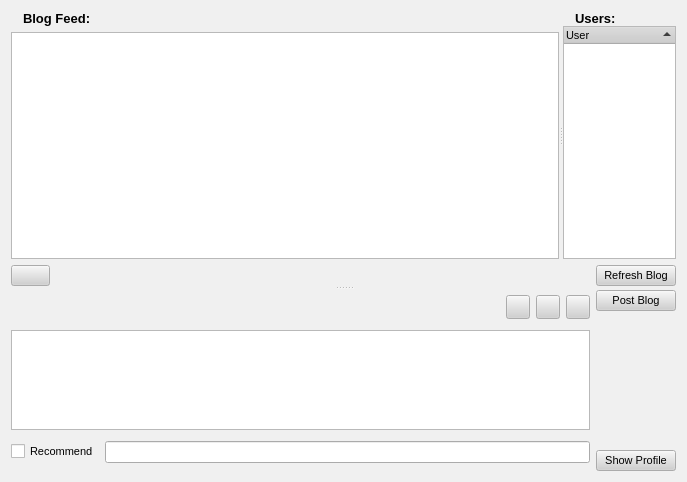
Before: the Qt Designer form retroshare-gui/src/gui/BlogDialog.ui in RetroShare/RetroShare, drawn with Qt 5.
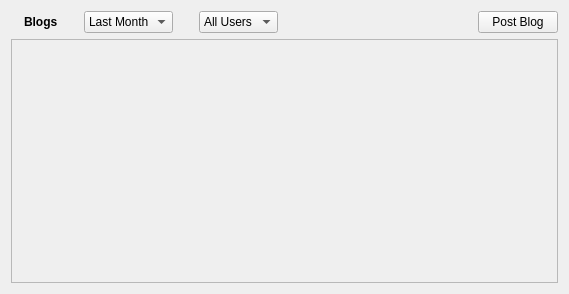
After: the same form once the commit is applied. Icons and pictures are not drawn.

Commit message: * Addition of NewsFeed, ChannelFeed and BlogFeed.  * Added new GUI NewsFeed elements to display information (gui/feeds/*)  * modifications to RS interfaces to support NewsFeeds.

The edit to the form file:
```diff
--- a/retroshare-gui/src/gui/BlogDialog.ui
+++ b/retroshare-gui/src/gui/BlogDialog.ui
@@ -5,1071 +5,162 @@
    <rect>
     <x>0</x>
     <y>0</y>
-    <width>687</width>
-    <height>482</height>
+    <width>569</width>
+    <height>294</height>
    </rect>
   </property>
-  <property name="sizePolicy" >
-   <sizepolicy vsizetype="Expanding" hsizetype="Preferred" >
-    <horstretch>0</horstretch>
-    <verstretch>0</verstretch>
-   </sizepolicy>
-  </property>
-  <property name="palette" >
-   <palette>
-    <active>
-     <colorrole role="WindowText" >
-      <brush brushstyle="SolidPattern" >
-       <color alpha="255" >
-        <red>0</red>
-        <green>0</green>
-        <blue>0</blue>
-       </color>
-      </brush>
-     </colorrole>
-     <colorrole role="Button" >
-      <brush brushstyle="SolidPattern" >
-       <color alpha="255" >
-        <red>208</red>
-        <green>208</green>
-        <blue>208</blue>
-       </color>
-      </brush>
-     </colorrole>
-     <colorrole role="Light" >
-      <brush brushstyle="SolidPattern" >
-       <color alpha="255" >
-        <red>255</red>
-        <green>255</green>
-        <blue>255</blue>
-       </color>
-      </brush>
-     </colorrole>
-     <colorrole role="Midlight" >
-      <brush brushstyle="SolidPattern" >
-       <color alpha="255" >
-        <red>247</red>
-        <green>247</green>
-        <blue>247</blue>
-       </color>
-      </brush>
-     </colorrole>
-     <colorrole role="Dark" >
-      <brush brushstyle="SolidPattern" >
-       <color alpha="255" >
-        <red>104</red>
-        <green>104</green>
-        <blue>104</blue>
-       </color>
-      </brush>
-     </colorrole>
-     <colorrole role="Mid" >
-      <brush brushstyle="SolidPattern" >
-       <color alpha="255" >
-        <red>139</red>
-        <green>139</green>
-        <blue>139</blue>
-       </color>
-      </brush>
-     </colorrole>
-     <colorrole role="Text" >
-      <brush brushstyle="SolidPattern" >
-       <color alpha="255" >
-        <red>0</red>
-        <green>0</green>
-        <blue>0</blue>
-       </color>
-      </brush>
-     </colorrole>
-     <colorrole role="BrightText" >
-      <brush brushstyle="SolidPattern" >
-       <color alpha="255" >
-        <red>255</red>
-        <green>255</green>
-        <blue>255</blue>
-       </color>
-      </brush>
-     </colorrole>
-     <colorrole role="ButtonText" >
-      <brush brushstyle="SolidPattern" >
-       <color alpha="255" >
-        <red>0</red>
-        <green>0</green>
-        <blue>0</blue>
-       </color>
-      </brush>
-     </colorrole>
-     <colorrole role="Base" >
-      <brush brushstyle="SolidPattern" >
-       <color alpha="255" >
-        <red>255</red>
-        <green>255</green>
-        <blue>255</blue>
-       </color>
-      </brush>
-     </colorrole>
-     <colorrole role="Window" >
-      <brush brushstyle="SolidPattern" >
-       <color alpha="255" >
-        <red>240</red>
-        <green>240</green>
-        <blue>240</blue>
-       </color>
-      </brush>
-     </colorrole>
-     <colorrole role="Shadow" >
-      <brush brushstyle="SolidPattern" >
-       <color alpha="255" >
-        <red>0</red>
-        <green>0</green>
-        <blue>0</blue>
-       </color>
-      </brush>
-     </colorrole>
-     <colorrole role="Highlight" >
-      <brush brushstyle="SolidPattern" >
-       <color alpha="255" >
-        <red>0</red>
-        <green>0</green>
-        <blue>128</blue>
-       </color>
-      </brush>
-     </colorrole>
-     <colorrole role="HighlightedText" >
-      <brush brushstyle="SolidPattern" >
-       <color alpha="255" >
-        <red>255</red>
-        <green>255</green>
-        <blue>255</blue>
-       </color>
-      </brush>
-     </colorrole>
-     <colorrole role="Link" >
-      <brush brushstyle="SolidPattern" >
-       <color alpha="255" >
-        <red>0</red>
-        <green>0</green>
-        <blue>255</blue>
-       </color>
-      </brush>
-     </colorrole>
-     <colorrole role="LinkVisited" >
-      <brush brushstyle="SolidPattern" >
-       <color alpha="255" >
-        <red>255</red>
-        <green>0</green>
-        <blue>255</blue>
-       </color>
-      </brush>
-     </colorrole>
-     <colorrole role="AlternateBase" >
-      <brush brushstyle="SolidPattern" >
-       <color alpha="255" >
-        <red>231</red>
-        <green>231</green>
-        <blue>231</blue>
-       </color>
-      </brush>
-     </colorrole>
-    </active>
-    <inactive>
-     <colorrole role="WindowText" >
-      <brush brushstyle="SolidPattern" >
-       <color alpha="255" >
-        <red>0</red>
-        <green>0</green>
-        <blue>0</blue>
-       </color>
-      </brush>
-     </colorrole>
-     <colorrole role="Button" >
-      <brush brushstyle="SolidPattern" >
-       <color alpha="255" >
-        <red>208</red>
-        <green>208</green>
-        <blue>208</blue>
-       </color>
-      </brush>
-     </colorrole>
-     <colorrole role="Light" >
-      <brush brushstyle="SolidPattern" >
-       <color alpha="255" >
-        <red>255</red>
-        <green>255</green>
-        <blue>255</blue>
-       </color>
-      </brush>
-     </colorrole>
-     <colorrole role="Midlight" >
-      <brush brushstyle="SolidPattern" >
-       <color alpha="255" >
-        <red>247</red>
-        <green>247</green>
-        <blue>247</blue>
-       </color>
-      </brush>
-     </colorrole>
-     <colorrole role="Dark" >
-      <brush brushstyle="SolidPattern" >
-       <color alpha="255" >
-        <red>104</red>
-        <green>104</green>
-        <blue>104</blue>
-       </color>
-      </brush>
-     </colorrole>
-     <colorrole role="Mid" >
-      <brush brushstyle="SolidPattern" >
-       <color alpha="255" >
-        <red>139</red>
-        <green>139</green>
-        <blue>139</blue>
-       </color>
-      </brush>
-     </colorrole>
-     <colorrole role="Text" >
-      <brush brushstyle="SolidPattern" >
-       <color alpha="255" >
-        <red>0</red>
-        <green>0</green>
-        <blue>0</blue>
-       </color>
-      </brush>
-     </colorrole>
-     <colorrole role="BrightText" >
-      <brush brushstyle="SolidPattern" >
-       <color alpha="255" >
-        <red>255</red>
-        <green>255</green>
-        <blue>255</blue>
-       </color>
-      </brush>
-     </colorrole>
-     <colorrole role="ButtonText" >
-      <brush brushstyle="SolidPattern" >
-       <color alpha="255" >
-        <red>0</red>
-        <green>0</green>
-        <blue>0</blue>
-       </color>
-      </brush>
-     </colorrole>
-     <colorrole role="Base" >
-      <brush brushstyle="SolidPattern" >
-       <color alpha="255" >
-        <red>255</red>
-        <green>255</green>
-        <blue>255</blue>
-       </color>
-      </brush>
-     </colorrole>
-     <colorrole role="Window" >
-      <brush brushstyle="SolidPattern" >
-       <color alpha="255" >
-        <red>240</red>
-        <green>240</green>
-        <blue>240</blue>
-       </color>
-      </brush>
-     </colorrole>
-     <colorrole role="Shadow" >
-      <brush brushstyle="SolidPattern" >
-       <color alpha="255" >
-        <red>0</red>
-        <green>0</green>
-        <blue>0</blue>
-       </color>
-      </brush>
-     </colorrole>
-     <colorrole role="Highlight" >
-      <brush brushstyle="SolidPattern" >
-       <color alpha="255" >
-        <red>192</red>
-        <green>192</green>
-        <blue>192</blue>
-       </color>
-      </brush>
-     </colorrole>
-     <colorrole role="HighlightedText" >
-      <brush brushstyle="SolidPattern" >
-       <color alpha="255" >
-        <red>0</red>
-        <green>0</green>
-        <blue>0</blue>
-       </color>
-      </brush>
-     </colorrole>
-     <colorrole role="Link" >
-      <brush brushstyle="SolidPattern" >
-       <color alpha="255" >
-        <red>0</red>
-        <green>0</green>
-        <blue>255</blue>
-       </color>
-      </brush>
-     </colorrole>
-     <colorrole role="LinkVisited" >
-      <brush brushstyle="SolidPattern" >
-       <color alpha="255" >
-        <red>255</red>
-        <green>0</green>
-        <blue>255</blue>
-       </color>
-      </brush>
-     </colorrole>
-     <colorrole role="AlternateBase" >
-      <brush brushstyle="SolidPattern" >
-       <color alpha="255" >
-        <red>231</red>
-        <green>231</green>
-        <blue>231</blue>
-       </color>
-      </brush>
-     </colorrole>
-    </inactive>
-    <disabled>
-     <colorrole role="WindowText" >
-      <brush brushstyle="SolidPattern" >
-       <color alpha="255" >
-        <red>104</red>
-        <green>104</green>
-        <blue>104</blue>
-       </color>
-      </brush>
-     </colorrole>
-     <colorrole role="Button" >
-      <brush brushstyle="SolidPattern" >
-       <color alpha="255" >
-        <red>208</red>
-        <green>208</green>
-        <blue>208</blue>
-       </color>
-      </brush>
-     </colorrole>
-     <colorrole role="Light" >
-      <brush brushstyle="SolidPattern" >
-       <color alpha="255" >
-        <red>255</red>
-        <green>255</green>
-        <blue>255</blue>
-       </color>
-      </brush>
-     </colorrole>
-     <colorrole role="Midlight" >
-      <brush brushstyle="SolidPattern" >
-       <color alpha="255" >
-        <red>247</red>
-        <green>247</green>
-        <blue>247</blue>
-       </color>
-      </brush>
-     </colorrole>
-     <colorrole role="Dark" >
-      <brush brushstyle="SolidPattern" >
-       <color alpha="255" >
-        <red>104</red>
-        <green>104</green>
-        <blue>104</blue>
-       </color>
-      </brush>
-     </colorrole>
-     <colorrole role="Mid" >
-      <brush brushstyle="SolidPattern" >
-       <color alpha="255" >
-        <red>139</red>
-        <green>139</green>
-        <blue>139</blue>
-       </color>
-      </brush>
-     </colorrole>
-     <colorrole role="Text" >
-      <brush brushstyle="SolidPattern" >
-       <color alpha="255" >
-        <red>104</red>
-        <green>104</green>
-        <blue>104</blue>
-       </color>
-      </brush>
-     </colorrole>
-     <colorrole role="BrightText" >
-      <brush brushstyle="SolidPattern" >
-       <color alpha="255" >
-        <red>255</red>
-        <green>255</green>
-        <blue>255</blue>
-       </color>
-      </brush>
-     </colorrole>
-     <colorrole role="ButtonText" >
-      <brush brushstyle="SolidPattern" >
-       <color alpha="255" >
-        <red>104</red>
-        <green>104</green>
-        <blue>104</blue>
-       </color>
-      </brush>
-     </colorrole>
-     <colorrole role="Base" >
-      <brush brushstyle="SolidPattern" >
-       <color alpha="255" >
-        <red>240</red>
-        <green>240</green>
-        <blue>240</blue>
-       </color>
-      </brush>
-     </colorrole>
-     <colorrole role="Window" >
-      <brush brushstyle="SolidPattern" >
-       <color alpha="255" >
-        <red>240</red>
-        <green>240</green>
-        <blue>240</blue>
-       </color>
-      </brush>
-     </colorrole>
-     <colorrole role="Shadow" >
-      <brush brushstyle="SolidPattern" >
-       <color alpha="255" >
-        <red>0</red>
-        <green>0</green>
-        <blue>0</blue>
-       </color>
-      </brush>
-     </colorrole>
-     <colorrole role="Highlight" >
-      <brush brushstyle="SolidPattern" >
-       <color alpha="255" >
-        <red>0</red>
-        <green>0</green>
-        <blue>128</blue>
-       </color>
-      </brush>
-     </colorrole>
-     <colorrole role="HighlightedText" >
-      <brush brushstyle="SolidPattern" >
-       <color alpha="255" >
-        <red>255</red>
-        <green>255</green>
-        <blue>255</blue>
-       </color>
-      </brush>
-     </colorrole>
-     <colorrole role="Link" >
-      <brush brushstyle="SolidPattern" >
-       <color alpha="255" >
-        <red>0</red>
-        <green>0</green>
-        <blue>255</blue>
-       </color>
-      </brush>
-     </colorrole>
-     <colorrole role="LinkVisited" >
-      <brush brushstyle="SolidPattern" >
-       <color alpha="255" >
-        <red>255</red>
-        <green>0</green>
-        <blue>255</blue>
-       </color>
-      </brush>
-     </colorrole>
-     <colorrole role="AlternateBase" >
-      <brush brushstyle="SolidPattern" >
-       <color alpha="255" >
-        <red>231</red>
-        <green>231</green>
-        <blue>231</blue>
-       </color>
-      </brush>
-     </colorrole>
-    </disabled>
-   </palette>
-  </property>
-  <property name="font" >
-   <font>
-    <family>Arial</family>
-    <pointsize>8</pointsize>
-    <weight>50</weight>
-    <italic>false</italic>
-    <bold>false</bold>
-    <underline>false</underline>
-    <strikeout>false</strikeout>
-   </font>
-  </property>
-  <property name="contextMenuPolicy" >
-   <enum>Qt::NoContextMenu</enum>
-  </property>
   <property name="windowTitle" >
    <string/>
   </property>
-  <property name="windowIcon" >
-   <iconset/>
-  </property>
-  <layout class="QGridLayout" >
-   <item row="0" column="0" >
-    <widget class="QSplitter" name="splitter_2" >
-     <property name="orientation" >
-      <enum>Qt::Vertical</enum>
-     </property>
-     <widget class="QWidget" name="" >
-      <layout class="QVBoxLayout" >
+  <layout class="QVBoxLayout" >
+   <item>
+    <layout class="QHBoxLayout" >
+     <item>
+      <widget class="QLabel" name="label" >
+       <property name="font" >
+        <font>
+         <weight>75</weight>
+         <bold>true</bold>
+        </font>
+       </property>
+       <property name="text" >
+        <string/>
+       </property>
+       <property name="pixmap" >
+        <pixmap resource="images.qrc" >:/images/message-mail.png</pixmap>
+       </property>
+      </widget>
+     </item>
+     <item>
+      <widget class="QLabel" name="label_2" >
+       <property name="font" >
+        <font>
+         <weight>75</weight>
+         <bold>true</bold>
+        </font>
+       </property>
+       <property name="text" >
+        <string>Blogs</string>
+       </property>
+      </widget>
+     </item>
+     <item>
+      <spacer>
+       <property name="orientation" >
+        <enum>Qt::Horizontal</enum>
+       </property>
+       <property name="sizeType" >
+        <enum>QSizePolicy::Preferred</enum>
+       </property>
+       <property name="sizeHint" >
+        <size>
+         <width>20</width>
+         <height>20</height>
+        </size>
+       </property>
+      </spacer>
+     </item>
+     <item>
+      <widget class="QComboBox" name="periodComboBox" >
        <item>
-        <widget class="QSplitter" name="splitter" >
-         <property name="orientation" >
-          <enum>Qt::Horizontal</enum>
-         </property>
-         <widget class="QWidget" name="" >
-          <layout class="QVBoxLayout" >
-           <item>
-            <layout class="QGridLayout" >
-             <property name="leftMargin" >
-              <number>0</number>
-             </property>
-             <property name="topMargin" >
-              <number>0</number>
-             </property>
-             <property name="rightMargin" >
-              <number>0</number>
-             </property>
-             <property name="bottomMargin" >
-              <number>0</number>
-             </property>
-             <property name="horizontalSpacing" >
-              <number>6</number>
-             </property>
-             <property name="verticalSpacing" >
-              <number>6</number>
-             </property>
-             <item row="0" column="0" >
-              <layout class="QGridLayout" >
-               <property name="leftMargin" >
-                <number>0</number>
-               </property>
-               <property name="topMargin" >
-                <number>0</number>
-               </property>
-               <property name="rightMargin" >
-                <number>0</number>
-               </property>
-               <property name="bottomMargin" >
-                <number>0</number>
-               </property>
-               <property name="horizontalSpacing" >
-                <number>6</number>
-               </property>
-               <property name="verticalSpacing" >
-                <number>6</number>
-               </property>
-               <item row="0" column="0" >
-                <widget class="QLabel" name="label" >
-                 <property name="sizeIncrement" >
-                  <size>
-                   <width>0</width>
-                   <height>0</height>
-                  </size>
-                 </property>
-                 <property name="text" >
-                  <string/>
-                 </property>
-                 <property name="pixmap" >
-                  <pixmap resource="images.qrc" >:/images/chat.png</pixmap>
-                 </property>
-                </widget>
-               </item>
-               <item row="0" column="1" >
-                <widget class="QLabel" name="label_12" >
-                 <property name="sizePolicy" >
-                  <sizepolicy vsizetype="Fixed" hsizetype="Expanding" >
-                   <horstretch>0</horstretch>
-                   <verstretch>0</verstretch>
-                  </sizepolicy>
-                 </property>
-                 <property name="sizeIncrement" >
-                  <size>
-                   <width>0</width>
-                   <height>0</height>
-                  </size>
-                 </property>
-                 <property name="font" >
-                  <font>
-                   <pointsize>10</pointsize>
-                   <weight>75</weight>
-                   <bold>true</bold>
-                  </font>
-                 </property>
-                 <property name="text" >
-                  <string>Blog Feed:</string>
-                 </property>
-                </widget>
-               </item>
-              </layout>
-             </item>
-             <item row="0" column="1" >
-              <spacer>
-               <property name="sizeIncrement" >
-                <size>
-                 <width>0</width>
-                 <height>0</height>
-                </size>
-               </property>
-               <property name="orientation" >
-                <enum>Qt::Horizontal</enum>
-               </property>
-               <property name="sizeHint" >
-                <size>
-                 <width>360</width>
-                 <height>16</height>
-                </size>
-               </property>
-              </spacer>
-             </item>
-            </layout>
-           </item>
-           <item>
-            <widget class="QTextBrowser" name="blogText" >
-             <property name="sizePolicy" >
-              <sizepolicy vsizetype="Expanding" hsizetype="Expanding" >
-               <horstretch>0</horstretch>
-               <verstretch>0</verstretch>
-              </sizepolicy>
-             </property>
-             <property name="sizeIncrement" >
-              <size>
-               <width>0</width>
-               <height>0</height>
-              </size>
-             </property>
-             <property name="contextMenuPolicy" >
-              <enum>Qt::CustomContextMenu</enum>
-             </property>
-             <property name="undoRedoEnabled" >
-              <bool>false</bool>
-             </property>
-             <property name="readOnly" >
-              <bool>true</bool>
-             </property>
-            </widget>
-           </item>
-          </layout>
-         </widget>
-         <widget class="QWidget" name="" >
-          <layout class="QGridLayout" >
-           <property name="leftMargin" >
-            <number>0</number>
-           </property>
-           <property name="topMargin" >
-            <number>0</number>
-           </property>
-           <property name="rightMargin" >
-            <number>0</number>
-           </property>
-           <property name="bottomMargin" >
-            <number>0</number>
-           </property>
-           <property name="horizontalSpacing" >
-            <number>0</number>
-           </property>
-           <property name="verticalSpacing" >
-            <number>0</number>
-           </property>
-           <item row="0" column="0" >
-            <layout class="QGridLayout" >
-             <property name="leftMargin" >
-              <number>0</number>
-             </property>
-             <property name="topMargin" >
-              <number>0</number>
-             </property>
-             <property name="rightMargin" >
-              <number>0</number>
-             </property>
-             <property name="bottomMargin" >
-              <number>0</number>
-             </property>
-             <property name="horizontalSpacing" >
-              <number>6</number>
-             </property>
-             <property name="verticalSpacing" >
-              <number>6</number>
-             </property>
-             <item row="0" column="1" >
-              <spacer>
-               <property name="sizeIncrement" >
-                <size>
-                 <width>0</width>
-                 <height>0</height>
-                </size>
-               </property>
-               <property name="orientation" >
-                <enum>Qt::Horizontal</enum>
-               </property>
-               <property name="sizeType" >
-                <enum>QSizePolicy::Expanding</enum>
-               </property>
-               <property name="sizeHint" >
-                <size>
-                 <width>41</width>
-                 <height>20</height>
-                </size>
-               </property>
-              </spacer>
-             </item>
-             <item row="0" column="0" >
-              <layout class="QGridLayout" >
-               <property name="leftMargin" >
-                <number>0</number>
-               </property>
-               <property name="topMargin" >
-                <number>0</number>
-               </property>
-               <property name="rightMargin" >
-                <number>0</number>
-               </property>
-               <property name="bottomMargin" >
-                <number>0</number>
-               </property>
-               <property name="horizontalSpacing" >
-                <number>6</number>
-               </property>
-               <property name="verticalSpacing" >
-                <number>6</number>
-               </property>
-               <item row="0" column="1" >
-                <widget class="QLabel" name="label_14" >
-                 <property name="sizePolicy" >
-                  <sizepolicy vsizetype="Fixed" hsizetype="Expanding" >
-                   <horstretch>0</horstretch>
-                   <verstretch>0</verstretch>
-                  </sizepolicy>
-                 </property>
-                 <property name="sizeIncrement" >
-                  <size>
-                   <width>0</width>
-                   <height>0</height>
-                  </size>
-                 </property>
-                 <property name="font" >
-                  <font>
-                   <pointsize>10</pointsize>
-                   <weight>75</weight>
-                   <bold>true</bold>
-                  </font>
-                 </property>
-                 <property name="text" >
-                  <string>Users:</string>
-                 </property>
-                </widget>
-               </item>
-               <item row="0" column="0" >
-                <widget class="QLabel" name="label_2" >
-                 <property name="sizeIncrement" >
-                  <size>
-                   <width>0</width>
-                   <height>0</height>
-                  </size>
-                 </property>
-                 <property name="text" >
-                  <string/>
-                 </property>
-                 <property name="pixmap" >
-                  <pixmap resource="images.qrc" >:/images/peers_16x16.png</pixmap>
-                 </property>
-                </widget>
-               </item>
-              </layout>
-             </item>
-            </layout>
-           </item>
-           <item row="1" column="0" >
-            <widget class="QTreeWidget" name="userList" >
-             <property name="sizePolicy" >
-              <sizepolicy vsizetype="Expanding" hsizetype="Ignored" >
-               <horstretch>0</horstretch>
-               <verstretch>0</verstretch>
-              </sizepolicy>
-             </property>
-             <property name="minimumSize" >
-              <size>
-               <width>20</width>
-               <height>0</height>
-              </size>
-             </property>
-             <property name="sizeIncrement" >
-              <size>
-               <width>0</width>
-               <height>0</height>
-              </size>
-             </property>
-             <property name="contextMenuPolicy" >
-              <enum>Qt::CustomContextMenu</enum>
-             </property>
-             <property name="sortingEnabled" >
-              <bool>true</bool>
-             </property>
-             <column>
-              <property name="text" >
-               <string>User</string>
-              </property>
-             </column>
-            </widget>
-           </item>
-          </layout>
-         </widget>
-        </widget>
+        <property name="text" >
+         <string>Last Month</string>
+        </property>
        </item>
        <item>
-        <layout class="QHBoxLayout" >
-         <item>
-          <widget class="QPushButton" name="expandButton" >
-           <property name="text" >
-            <string/>
-           </property>
-           <property name="icon" >
-            <iconset resource="images.qrc" >:/images/add_24x24.png</iconset>
-           </property>
-          </widget>
-         </item>
-         <item>
-          <spacer>
-           <property name="orientation" >
-            <enum>Qt::Horizontal</enum>
-           </property>
-           <property name="sizeHint" >
-            <size>
-             <width>40</width>
-             <height>20</height>
-            </size>
-           </property>
-          </spacer>
-         </item>
-         <item>
-          <widget class="QPushButton" name="refreshBtn" >
-           <property name="sizeIncrement" >
-            <size>
-             <width>0</width>
-             <height>0</height>
-            </size>
-           </property>
-           <property name="text" >
-            <string>Refresh Blog</string>
-           </property>
-          </widget>
-         </item>
-        </layout>
+        <property name="text" >
+         <string>Last Week</string>
+        </property>
        </item>
-      </layout>
-     </widget>
-     <widget class="QWidget" name="" >
-      <layout class="QHBoxLayout" >
        <item>
-        <layout class="QVBoxLayout" >
-         <item>
-          <layout class="QHBoxLayout" >
-           <item>
-            <spacer>
-             <property name="orientation" >
-              <enum>Qt::Horizontal</enum>
-             </property>
-             <property name="sizeHint" >
-              <size>
-               <width>40</width>
-               <height>20</height>
-              </size>
-             </property>
-            </spacer>
-           </item>
-           <item>
-            <widget class="QPushButton" name="boldBtn" >
-             <property name="minimumSize" >
-              <size>
-               <width>24</width>
-               <height>24</height>
-              </size>
-             </property>
-             <property name="maximumSize" >
-              <size>
-               <width>24</width>
-               <height>24</height>
-              </size>
-             </property>
-             <property name="sizeIncrement" >
-              <size>
-               <width>0</width>
-               <height>0</height>
-              </size>
-             </property>
-             <property name="toolTip" >
-              <string>Bold</string>
-             </property>
-             <property name="text" >
-              <string/>
-             </property>
-             <property name="icon" >
-              <iconset resource="images.qrc" >:/images/edit-bold.png</iconset>
-             </property>
-             <property name="checkable" >
-              <bool>true</bool>
-             </property>
-            </widget>
-           </item>
-           <item>
-            <widget class="QPushButton" name="underlineBtn" >
-             <property name="minimumSize" >
-              <size>
-               <width>24</width>
-               <height>24</height>
-              </size>
-             </property>
-             <property name="maximumSize" >
-              <size>
-               <width>24</width>
-               <height>24</height>
-              </size>
-             </property>
-             <property name="sizeIncrement" >
-              <size>
-               <width>0</width>
-               <height>0</height>
-              </size>
-             </property>
-             <property name="toolTip" >
-              <string>Italic</string>
-             </property>
-             <property name="text" >
-              <string/>
-             </property>
-             <property name="icon" >
-              <iconset resource="images.qrc" >:/images/edit-underline.png</iconset>
-             </property>
-             <property name="checkable" >
-              <bool>true</bool>
-             </property>
-            </widget>
-           </item>
-           <item>
-            <widget class="QPushButton" name="italicBtn" >
-             <property name="minimumSize" >
-              <size>
-               <width>24</width>
-               <height>24</height>
-              </size>
-             </property>
-             <property name="maximumSize" >
-              <size>
-               <width>24</width>
-               <height>24</height>
-              </size>
-             </property>
-             <property name="sizeIncrement" >
-              <size>
-               <width>0</width>
-               <height>0</height>
-              </size>
-             </property>
-             <property name="toolTip" >
-              <string>Underline</string>
-             </property>
-             <property name="text" >
-              <string/>
-             </property>
-             <property name="icon" >
-              <iconset resource="images.qrc" >:/images/edit-italic.png</iconset>
-             </property>
-             <property name="checkable" >
-              <bool>true</bool>
-             </property>
-            </widget>
-           </item>
-          </layout>
-         </item>
-         <item>
-          <widget class="QTextEdit" name="lineEdit" >
-           <property name="sizePolicy" >
-            <sizepolicy vsizetype="Expanding" hsizetype="Expanding" >
-             <horstretch>0</horstretch>
-             <verstretch>5</verstretch>
-            </sizepolicy>
-           </property>
-           <property name="maximumSize" >
-            <size>
-             <width>16777215</width>
-             <height>100</height>
-            </size>
-           </property>
-           <property name="sizeIncrement" >
-            <size>
-             <width>0</width>
-             <height>0</height>
-            </size>
-           </property>
-           <property name="baseSize" >
-            <size>
-             <width>0</width>
-             <height>0</height>
-            </size>
-           </property>
-          </widget>
-         </item>
-         <item>
-          <layout class="QHBoxLayout" >
-           <item>
-            <widget class="QCheckBox" name="recommendBox" >
-             <property name="text" >
-              <string>Recommend</string>
-             </property>
-            </widget>
-           </item>
-           <item>
-            <widget class="QLineEdit" name="recommendLineEdit" />
-           </item>
-          </layout>
-         </item>
-        </layout>
+        <property name="text" >
+         <string>Last Day</string>
+        </property>
        </item>
+      </widget>
+     </item>
+     <item>
+      <spacer>
+       <property name="orientation" >
+        <enum>Qt::Horizontal</enum>
+       </property>
+       <property name="sizeType" >
+        <enum>QSizePolicy::Preferred</enum>
+       </property>
+       <property name="sizeHint" >
+        <size>
+         <width>20</width>
+         <height>20</height>
+        </size>
+       </property>
+      </spacer>
+     </item>
+     <item>
+      <widget class="QComboBox" name="usersComboBox" >
        <item>
-        <layout class="QVBoxLayout" >
-         <item>
-          <widget class="QPushButton" name="sendBtn" >
-           <property name="sizeIncrement" >
-            <size>
-             <width>0</width>
-             <height>0</height>
-            </size>
-           </property>
-           <property name="text" >
-            <string>Post Blog</string>
-           </property>
-          </widget>
-         </item>
-         <item>
-          <spacer>
-           <property name="orientation" >
-            <enum>Qt::Vertical</enum>
-           </property>
-           <property name="sizeHint" >
-            <size>
-             <width>20</width>
-             <height>40</height>
-            </size>
-           </property>
-          </spacer>
-         </item>
-         <item>
-          <widget class="QPushButton" name="showBtn" >
-           <property name="sizeIncrement" >
-            <size>
-             <width>0</width>
-             <height>0</height>
-            </size>
-           </property>
-           <property name="text" >
-            <string>Show Profile</string>
-           </property>
-          </widget>
-         </item>
-        </layout>
+        <property name="text" >
+         <string>All Users</string>
+        </property>
        </item>
-      </layout>
-     </widget>
+       <item>
+        <property name="text" >
+         <string>Jimmy</string>
+        </property>
+       </item>
+       <item>
+        <property name="text" >
+         <string>John</string>
+        </property>
+       </item>
+       <item>
+        <property name="text" >
+         <string>Jacki</string>
+        </property>
+       </item>
+      </widget>
+     </item>
+     <item>
+      <spacer>
+       <property name="orientation" >
+        <enum>Qt::Horizontal</enum>
+       </property>
+       <property name="sizeHint" >
+        <size>
+         <width>40</width>
+         <height>20</height>
+        </size>
+       </property>
+      </spacer>
+     </item>
+     <item>
+      <widget class="QPushButton" name="postButton" >
+       <property name="sizePolicy" >
+        <sizepolicy vsizetype="Fixed" hsizetype="Fixed" >
+         <horstretch>0</horstretch>
+         <verstretch>0</verstretch>
+        </sizepolicy>
+       </property>
+       <property name="toolTip" >
+        <string>No Feeds</string>
+       </property>
+       <property name="text" >
+        <string>Post Blog</string>
+       </property>
+       <property name="icon" >
+        <iconset resource="images.qrc" >:/images/mail_send.png</iconset>
+       </property>
+      </widget>
+     </item>
+    </layout>
+   </item>
+   <item>
+    <widget class="QFrame" name="frame" >
+     <property name="frameShape" >
+      <enum>QFrame::StyledPanel</enum>
+     </property>
+     <property name="frameShadow" >
+      <enum>QFrame::Raised</enum>
+     </property>
     </widget>
    </item>
   </layout>
```
Left out of the diff: 16 changed lines with no effect on the pictures. The commit also changes 41 other files.
